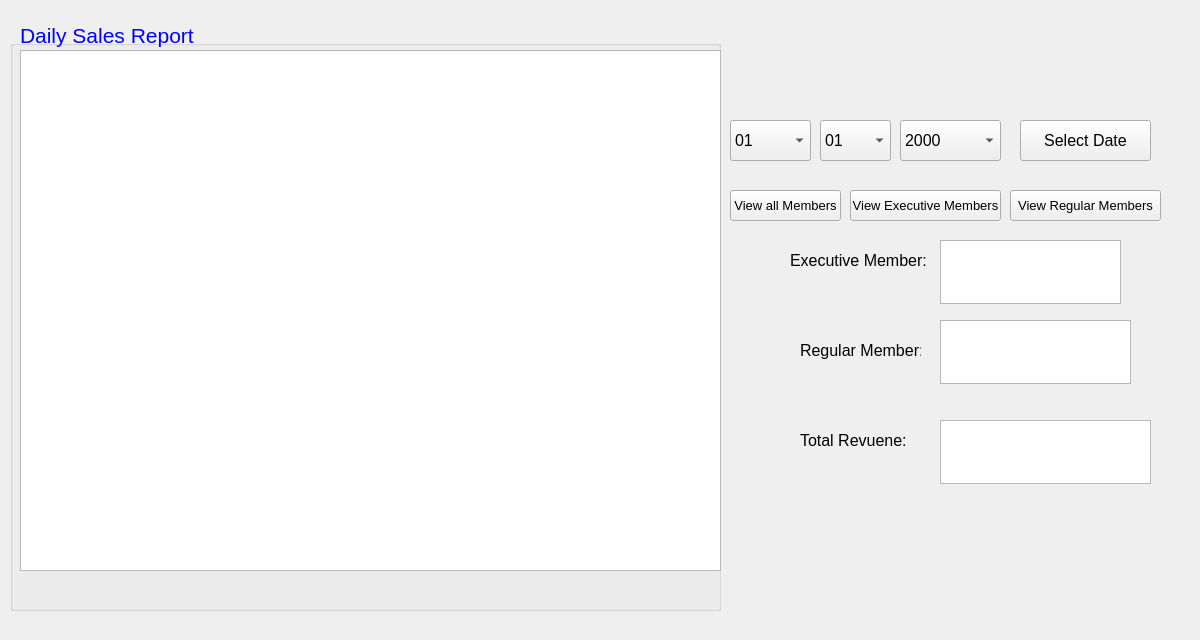
Before: the Qt Designer form BulkClub/mDailySales.ui in JShinozuka/Project2, drawn with Qt 5.
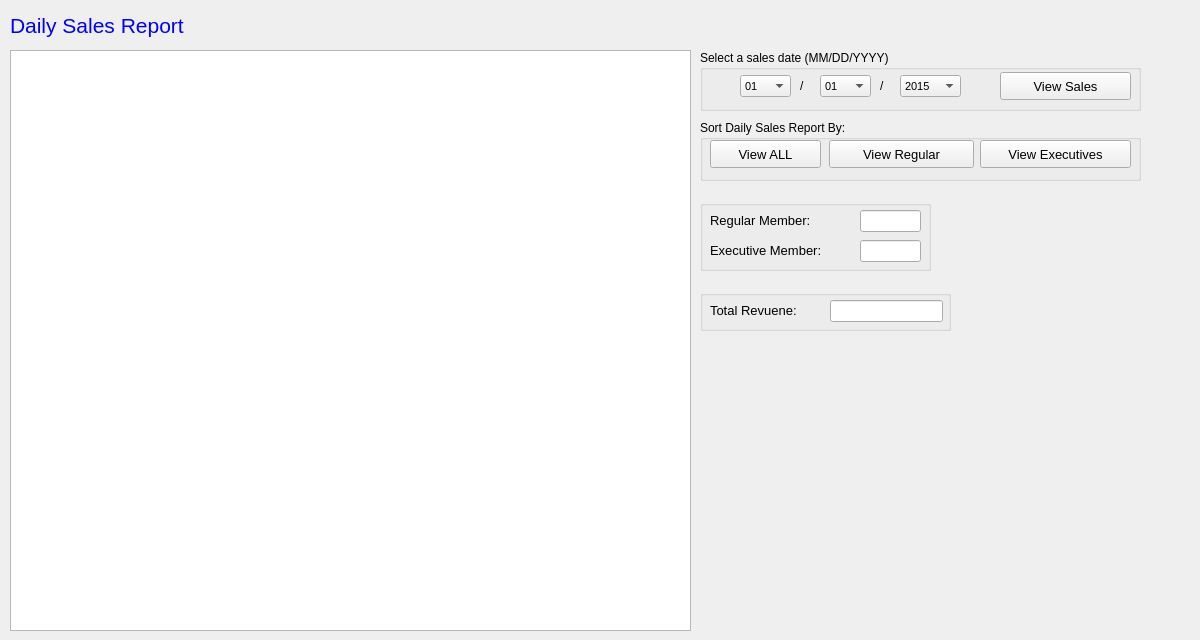
After: the same form once the commit is applied.

Commit message: Updating manager UIs

```diff
--- a/BulkClub/mDailySales.ui
+++ b/BulkClub/mDailySales.ui
@@ -31,36 +31,13 @@
   <property name="windowTitle">
    <string>Form</string>
   </property>
-  <widget class="QGroupBox" name="groupBox">
-   <property name="geometry">
-    <rect>
-     <x>10</x>
-     <y>40</y>
-     <width>711</width>
-     <height>571</height>
-    </rect>
-   </property>
-   <property name="title">
-    <string/>
-   </property>
-   <widget class="QTableView" name="salesReportTableView">
-    <property name="geometry">
-     <rect>
-      <x>10</x>
-      <y>10</y>
-      <width>701</width>
-      <height>521</height>
-     </rect>
-    </property>
-   </widget>
-  </widget>
   <widget class="QLabel" name="dailySalesTitle">
    <property name="geometry">
     <rect>
-     <x>20</x>
-     <y>20</y>
+     <x>10</x>
+     <y>0</y>
      <width>651</width>
-     <height>31</height>
+     <height>50</height>
     </rect>
    </property>
    <property name="font">
@@ -75,54 +52,40 @@
     <string>Daily Sales Report</string>
    </property>
   </widget>
-  <widget class="QLabel" name="numberOfExeuMem">
+  <widget class="QTableView" name="salesReportTableView">
    <property name="geometry">
     <rect>
-     <x>790</x>
-     <y>250</y>
-     <width>151</width>
-     <height>20</height>
+     <x>10</x>
+     <y>50</y>
+     <width>681</width>
+     <height>581</height>
     </rect>
    </property>
-   <property name="font">
-    <font>
-     <pointsize>12</pointsize>
-    </font>
-   </property>
-   <property name="text">
-    <string>Executive Member: </string>
-   </property>
   </widget>
-  <widget class="QLabel" name="numberOfRegMem">
+  <widget class="QGroupBox" name="groupBox">
    <property name="geometry">
     <rect>
-     <x>800</x>
-     <y>340</y>
-     <width>121</width>
-     <height>20</height>
+     <x>700</x>
+     <y>50</y>
+     <width>441</width>
+     <height>61</height>
     </rect>
    </property>
-   <property name="font">
-    <font>
-     <pointsize>12</pointsize>
-    </font>
+   <property name="title">
+    <string>Select a sales date (MM/DD/YYYY)</string>
    </property>
-   <property name="text">
-    <string>Regular Member:</string>
-   </property>
-  </widget>
   <widget class="QComboBox" name="monthBox">
    <property name="geometry">
     <rect>
-     <x>730</x>
-     <y>120</y>
-     <width>81</width>
-     <height>41</height>
+      <x>40</x>
+      <y>25</y>
+      <width>51</width>
+      <height>22</height>
     </rect>
    </property>
    <property name="font">
     <font>
-     <pointsize>12</pointsize>
+      <pointsize>8</pointsize>
     </font>
    </property>
    <item>
@@ -194,15 +157,15 @@
   <widget class="QComboBox" name="dateBox">
    <property name="geometry">
     <rect>
-     <x>820</x>
-     <y>120</y>
-     <width>71</width>
-     <height>41</height>
+      <x>120</x>
+      <y>25</y>
+      <width>51</width>
+      <height>22</height>
     </rect>
    </property>
    <property name="font">
     <font>
-     <pointsize>12</pointsize>
+      <pointsize>8</pointsize>
     </font>
    </property>
    <item>
@@ -364,92 +327,20 @@
   <widget class="QComboBox" name="yearBox">
    <property name="geometry">
     <rect>
-     <x>900</x>
-     <y>120</y>
-     <width>101</width>
-     <height>41</height>
+      <x>200</x>
+      <y>25</y>
+      <width>61</width>
+      <height>22</height>
     </rect>
    </property>
    <property name="font">
     <font>
-     <pointsize>12</pointsize>
-    </font>
-   </property>
-   <item>
-    <property name="text">
-     <string>2000</string>
+      <pointsize>8</pointsize>
+     </font>
+    </property>
+    <property name="currentText">
+     <string>2015</string>
     </property>
-   </item>
-   <item>
-    <property name="text">
-     <string>2001</string>
-    </property>
-   </item>
-   <item>
-    <property name="text">
-     <string>2002</string>
-    </property>
-   </item>
-   <item>
-    <property name="text">
-     <string>2003</string>
-    </property>
-   </item>
-   <item>
-    <property name="text">
-     <string>2004</string>
-    </property>
-   </item>
-   <item>
-    <property name="text">
-     <string>2005</string>
-    </property>
-   </item>
-   <item>
-    <property name="text">
-     <string>2006</string>
-    </property>
-   </item>
-   <item>
-    <property name="text">
-     <string>2007</string>
-    </property>
-   </item>
-   <item>
-    <property name="text">
-     <string>2008</string>
-    </property>
-   </item>
-   <item>
-    <property name="text">
-     <string>2009</string>
-    </property>
-   </item>
-   <item>
-    <property name="text">
-     <string>2010</string>
-    </property>
-   </item>
-   <item>
-    <property name="text">
-     <string>2011</string>
-    </property>
-   </item>
-   <item>
-    <property name="text">
-     <string>2012</string>
-    </property>
-   </item>
-   <item>
-    <property name="text">
-     <string>2013</string>
-    </property>
-   </item>
-   <item>
-    <property name="text">
-     <string>2014</string>
-    </property>
-   </item>
    <item>
     <property name="text">
      <string>2015</string>
@@ -475,14 +366,101 @@
      <string>2019</string>
     </property>
    </item>
-  </widget>
+    <item>
+     <property name="text">
+      <string>2020</string>
+     </property>
+    </item>
+    <item>
+     <property name="text">
+      <string>2021</string>
+     </property>
+    </item>
+    <item>
+     <property name="text">
+      <string>2022</string>
+     </property>
+    </item>
+    <item>
+     <property name="text">
+      <string>2023</string>
+     </property>
+    </item>
+    <item>
+     <property name="text">
+      <string>2024</string>
+     </property>
+    </item>
+    <item>
+     <property name="text">
+      <string>2025</string>
+     </property>
+    </item>
+   </widget>
+   <widget class="QPushButton" name="selectDateButton">
+    <property name="geometry">
+     <rect>
+      <x>300</x>
+      <y>22</y>
+      <width>131</width>
+      <height>28</height>
+     </rect>
+    </property>
+    <property name="font">
+     <font>
+      <pointsize>10</pointsize>
+     </font>
+    </property>
+    <property name="text">
+     <string>View Sales</string>
+    </property>
+   </widget>
+   <widget class="QLabel" name="label">
+    <property name="geometry">
+     <rect>
+      <x>100</x>
+      <y>28</y>
+      <width>16</width>
+      <height>16</height>
+     </rect>
+    </property>
+    <property name="text">
+     <string>/</string>
+    </property>
+   </widget>
+   <widget class="QLabel" name="label_2">
+    <property name="geometry">
+     <rect>
+      <x>180</x>
+      <y>28</y>
+      <width>16</width>
+      <height>16</height>
+     </rect>
+    </property>
+    <property name="text">
+     <string>/</string>
+    </property>
+   </widget>
+  </widget>
+  <widget class="QGroupBox" name="groupBox_2">
+   <property name="geometry">
+    <rect>
+     <x>700</x>
+     <y>120</y>
+     <width>441</width>
+     <height>61</height>
+    </rect>
+   </property>
+   <property name="title">
+    <string>Sort Daily Sales Report By:</string>
+   </property>
   <widget class="QPushButton" name="viewAllMembersButton">
    <property name="geometry">
     <rect>
-     <x>730</x>
-     <y>190</y>
+      <x>10</x>
+      <y>20</y>
      <width>111</width>
-     <height>31</height>
+      <height>28</height>
     </rect>
    </property>
    <property name="font">
@@ -491,52 +469,106 @@
     </font>
    </property>
    <property name="text">
-    <string>View all Members</string>
-   </property>
-  </widget>
+     <string>View ALL</string>
+    </property>
+   </widget>
+   <widget class="QPushButton" name="pushButton">
+    <property name="geometry">
+     <rect>
+      <x>280</x>
+      <y>20</y>
+      <width>151</width>
+      <height>28</height>
+     </rect>
+    </property>
+    <property name="font">
+     <font>
+      <pointsize>10</pointsize>
+     </font>
+    </property>
+    <property name="text">
+     <string>View Executives</string>
+    </property>
+   </widget>
+   <widget class="QPushButton" name="regularMembersView">
+    <property name="geometry">
+     <rect>
+      <x>129</x>
+      <y>20</y>
+      <width>145</width>
+      <height>28</height>
+     </rect>
+    </property>
+    <property name="font">
+     <font>
+      <pointsize>10</pointsize>
+     </font>
+    </property>
+    <property name="text">
+     <string>View Regular</string>
+    </property>
+   </widget>
+  </widget>
+  <widget class="QGroupBox" name="groupBox_3">
+   <property name="geometry">
+    <rect>
+     <x>700</x>
+     <y>290</y>
+     <width>251</width>
+     <height>41</height>
+    </rect>
+   </property>
+   <property name="title">
+    <string/>
+   </property>
   <widget class="QLabel" name="totalRevenuelable">
    <property name="geometry">
     <rect>
-     <x>800</x>
-     <y>430</y>
+      <x>10</x>
+      <y>10</y>
      <width>121</width>
      <height>21</height>
     </rect>
    </property>
    <property name="font">
     <font>
-     <pointsize>12</pointsize>
+      <pointsize>10</pointsize>
     </font>
    </property>
    <property name="text">
     <string>Total Revuene: </string>
    </property>
   </widget>
-  <widget class="QPushButton" name="pushButton">
+   <widget class="QLineEdit" name="totalRevenue">
    <property name="geometry">
     <rect>
-     <x>850</x>
-     <y>190</y>
-     <width>151</width>
-     <height>31</height>
-    </rect>
-   </property>
-   <property name="font">
-    <font>
-     <pointsize>10</pointsize>
-    </font>
+      <x>130</x>
+      <y>10</y>
+      <width>113</width>
+      <height>22</height>
+     </rect>
+    </property>
+   </widget>
+  </widget>
+  <widget class="QGroupBox" name="groupBox_4">
+   <property name="geometry">
+    <rect>
+     <x>700</x>
+     <y>200</y>
+     <width>231</width>
+     <height>71</height>
+    </rect>
    </property>
-   <property name="text">
-    <string>View Executive Members</string>
+   <property name="title">
+    <string/>
    </property>
-  </widget>
-  <widget class="QPushButton" name="regularMembersView">
+   <widget class="QLabel" name="numberOfExeuMem">
    <property name="geometry">
     <rect>
-     <x>1010</x>
-     <y>190</y>
+      <x>10</x>
+      <y>40</y>
      <width>151</width>
-     <height>31</height>
+      <height>20</height>
     </rect>
    </property>
    <property name="font">
@@ -545,56 +577,47 @@
     </font>
    </property>
    <property name="text">
-    <string>View Regular Members</string>
-   </property>
-  </widget>
-  <widget class="QTextEdit" name="totalRevenue">
+     <string>Executive Member: </string>
+    </property>
+   </widget>
+   <widget class="QLineEdit" name="execMemTextEdit">
    <property name="geometry">
     <rect>
-     <x>940</x>
-     <y>420</y>
-     <width>211</width>
-     <height>64</height>
+      <x>160</x>
+      <y>40</y>
+      <width>61</width>
+      <height>22</height>
     </rect>
    </property>
   </widget>
-  <widget class="QTextEdit" name="regMemTextEdit">
+   <widget class="QLabel" name="numberOfRegMem">
    <property name="geometry">
     <rect>
-     <x>940</x>
-     <y>320</y>
-     <width>191</width>
-     <height>64</height>
-    </rect>
-   </property>
-  </widget>
-  <widget class="QTextEdit" name="execMemTextEdit">
-   <property name="geometry">
-    <rect>
-     <x>940</x>
-     <y>240</y>
-     <width>181</width>
-     <height>64</height>
-    </rect>
-   </property>
-  </widget>
-  <widget class="QPushButton" name="selectDateButton">
-   <property name="geometry">
-    <rect>
-     <x>1020</x>
-     <y>120</y>
-     <width>131</width>
-     <height>41</height>
-    </rect>
-   </property>
+      <x>10</x>
+      <y>10</y>
+      <width>151</width>
+      <height>20</height>
+     </rect>
+    </property>
    <property name="font">
     <font>
-     <pointsize>12</pointsize>
+      <pointsize>10</pointsize>
     </font>
    </property>
    <property name="text">
-    <string>Select Date</string>
-   </property>
+     <string>Regular Member:</string>
+    </property>
+   </widget>
+   <widget class="QLineEdit" name="regMemTextEdit">
+    <property name="geometry">
+     <rect>
+      <x>160</x>
+      <y>10</y>
+      <width>61</width>
+      <height>22</height>
+     </rect>
+    </property>
+   </widget>
   </widget>
  </widget>
  <resources/>
```
Lines whose indentation alone changed are shown as unchanged. The commit also changes 6 other files.
